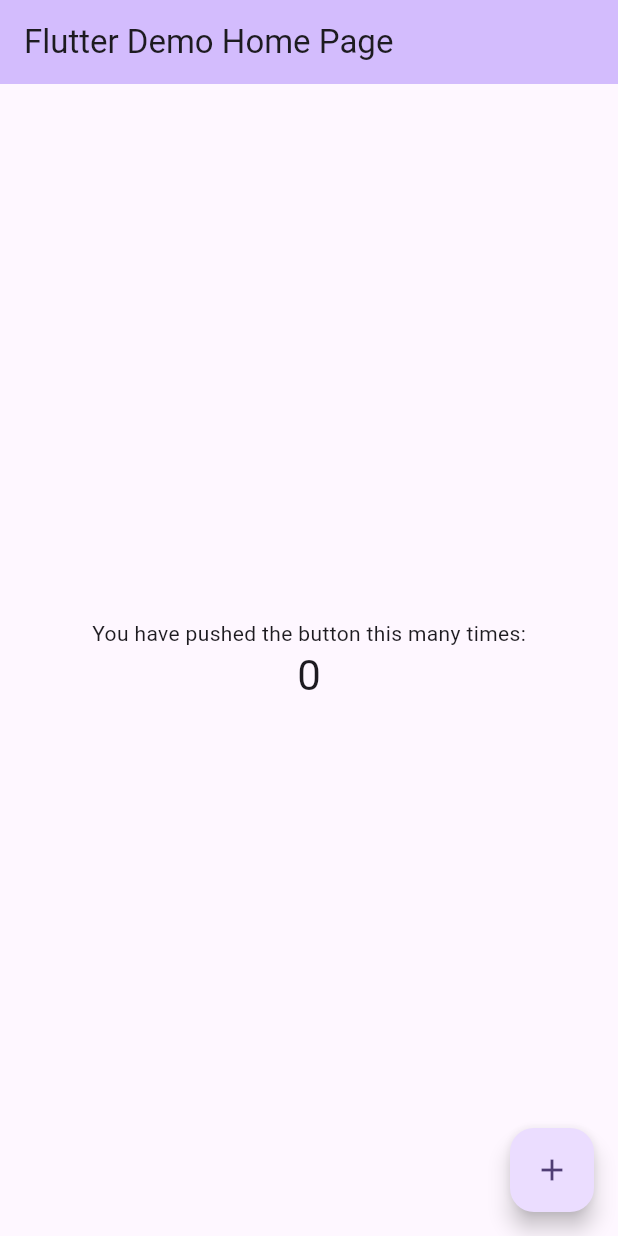
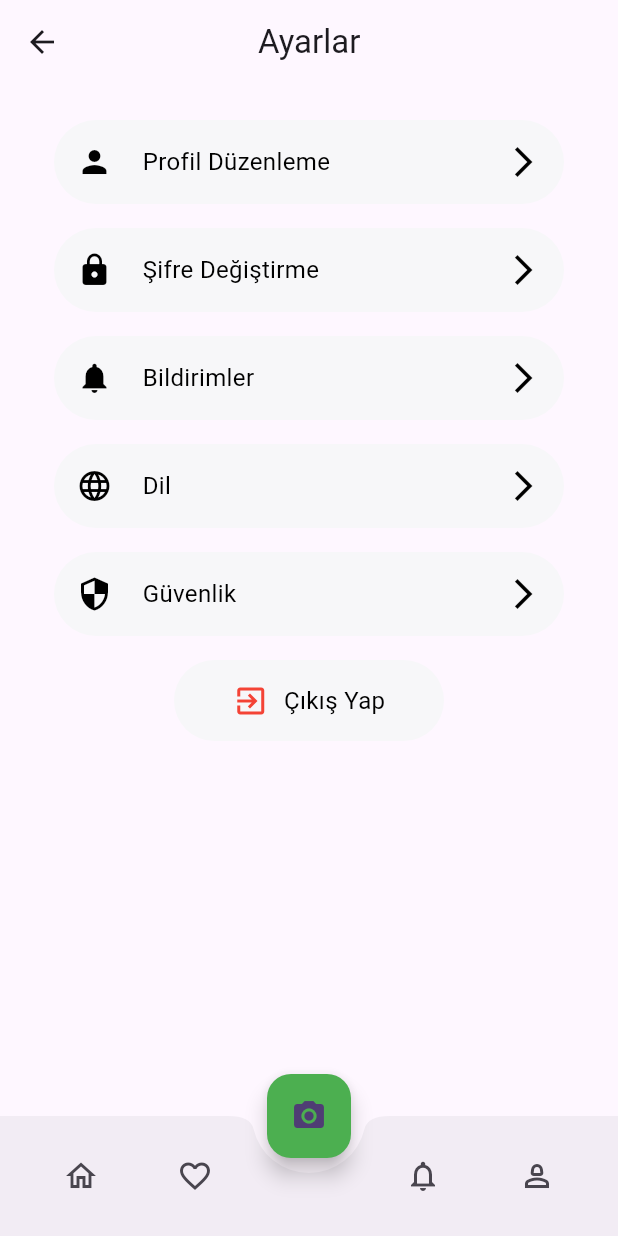
Before and after one commit to BootcampGroup14/bootcamp_group_14, a Flutter app: the screen it shows after launch, on a phone screen of 412 x 824 dp. Run offline on Flutter 3.47's test engine with Material 3 defaults, Android fonts, the light colour scheme and no system bars.

Commit message:
Settings Page hazırlanmıştır.

```diff
--- a/lib/main.dart
+++ b/lib/main.dart
@@ -1,3 +1,4 @@
+import 'package:bootcamp_group_14/settings_page.dart';
 import 'package:flutter/material.dart';
 
 void main() {
@@ -13,40 +14,16 @@
     return MaterialApp(
       title: 'Flutter Demo',
       theme: ThemeData(
-        // This is the theme of your application.
-        //
-        // TRY THIS: Try running your application with "flutter run". You'll see
-        // the application has a purple toolbar. Then, without quitting the app,
-        // try changing the seedColor in the colorScheme below to Colors.green
-        // and then invoke "hot reload" (save your changes or press the "hot
-        // reload" button in a Flutter-supported IDE, or press "r" if you used
-        // the command line to start the app).
-        //
-        // Notice that the counter didn't reset back to zero; the application
-        // state is not lost during the reload. To reset the state, use hot
-        // restart instead.
-        //
-        // This works for code too, not just values: Most code changes can be
-        // tested with just a hot reload.
         colorScheme: ColorScheme.fromSeed(seedColor: Colors.deepPurple),
         useMaterial3: true,
       ),
-      home: const MyHomePage(title: 'Flutter Demo Home Page'),
+      home: SettingsPage(),
     );
   }
 }
 
 class MyHomePage extends StatefulWidget {
   const MyHomePage({super.key, required this.title});
-
-  // This widget is the home page of your application. It is stateful, meaning
-  // that it has a State object (defined below) that contains fields that affect
-  // how it looks.
-
-  // This class is the configuration for the state. It holds the values (in this
-  // case the title) provided by the parent (in this case the App widget) and
-  // used by the build method of the State. Fields in a Widget subclass are
-  // always marked "final".
 
   final String title;
 
@@ -59,50 +36,19 @@
 
   void _incrementCounter() {
     setState(() {
-      // This call to setState tells the Flutter framework that something has
-      // changed in this State, which causes it to rerun the build method below
-      // so that the display can reflect the updated values. If we changed
-      // _counter without calling setState(), then the build method would not be
-      // called again, and so nothing would appear to happen.
       _counter++;
     });
   }
 
   @override
   Widget build(BuildContext context) {
-    // This method is rerun every time setState is called, for instance as done
-    // by the _incrementCounter method above.
-    //
-    // The Flutter framework has been optimized to make rerunning build methods
-    // fast, so that you can just rebuild anything that needs updating rather
-    // than having to individually change instances of widgets.
     return Scaffold(
       appBar: AppBar(
-        // TRY THIS: Try changing the color here to a specific color (to
-        // Colors.amber, perhaps?) and trigger a hot reload to see the AppBar
-        // change color while the other colors stay the same.
         backgroundColor: Theme.of(context).colorScheme.inversePrimary,
-        // Here we take the value from the MyHomePage object that was created by
-        // the App.build method, and use it to set our appbar title.
         title: Text(widget.title),
       ),
       body: Center(
-        // Center is a layout widget. It takes a single child and positions it
-        // in the middle of the parent.
         child: Column(
-          // Column is also a layout widget. It takes a list of children and
-          // arranges them vertically. By default, it sizes itself to fit its
-          // children horizontally, and tries to be as tall as its parent.
-          //
-          // Column has various properties to control how it sizes itself and
-          // how it positions its children. Here we use mainAxisAlignment to
-          // center the children vertically; the main axis here is the vertical
-          // axis because Columns are vertical (the cross axis would be
-          // horizontal).
-          //
-          // TRY THIS: Invoke "debug painting" (choose the "Toggle Debug Paint"
-          // action in the IDE, or press "p" in the console), to see the
-          // wireframe for each widget.
           mainAxisAlignment: MainAxisAlignment.center,
           children: <Widget>[
             const Text(
--- /dev/null
+++ b/lib/settings_page.dart
@@ -0,0 +1,166 @@
+import 'package:flutter/material.dart';
+
+class SettingsPage extends StatelessWidget {
+  @override
+  Widget build(BuildContext context) {
+    return Scaffold(
+      appBar: AppBar(
+        title: Padding(
+          padding: const EdgeInsets.symmetric(horizontal: 100),
+          child: Text('Ayarlar'),
+        ),
+        leading: IconButton(
+          icon: Icon(Icons.arrow_back),
+          onPressed: () {
+            Navigator.pop(context);
+          },
+        ),
+      ),
+      body: ListView(
+        padding: EdgeInsets.all(16),
+        children: [
+          SettingsItem(
+            icon: Icons.person,
+            title: 'Profil Düzenleme',
+            onTap: () {
+              // Profil Düzenleme sayfasına yönlendirme yapılacak.
+            },
+          ),
+          SettingsItem(
+            icon: Icons.lock,
+            title: 'Şifre Değiştirme',
+            onTap: () {
+              // Şifre Değiştirme sayfasına yönlendirme yapılacak.
+            },
+          ),
+          SettingsItem(
+            icon: Icons.notifications,
+            title: 'Bildirimler',
+            onTap: () {
+              // Bildirimler sayfasına yönlendirme yapılacak.
+            },
+          ),
+          SettingsItem(
+            icon: Icons.language,
+            title: 'Dil',
+            onTap: () {
+              // Dil ayarları sayfasına yönlendirme yapılacak.
+            },
+          ),
+          SettingsItem(
+            icon: Icons.security,
+            title: 'Güvenlik',
+            onTap: () {
+              // Güvenlik ayarları sayfasına yönlendirme yapılacak.
+            },
+          ),
+          Padding(
+            padding: const EdgeInsets.symmetric(vertical: 8.0,horizontal: 100),
+            child: InkWell(
+              onTap: () {
+                // Logout işlemleri yapılacak. Ardından Login Sayfasına yönlendirme yapılacak.
+              },
+              child: Container(
+                padding: EdgeInsets.symmetric(vertical: 15),
+                decoration: BoxDecoration(
+                  color: Color.fromARGB(255,247,247,249),
+                  borderRadius: BorderRadius.circular(30),
+                ),
+                child: Row(
+                  mainAxisAlignment: MainAxisAlignment.center,
+                  children: [
+                    Icon(Icons.exit_to_app, color: Colors.red),
+                    SizedBox(width: 10),
+                    Text(
+                      'Çıkış Yap',
+                      style: TextStyle(fontSize: 16, color: Colors.black),
+                    ),
+                  ],
+                ),
+              ),
+            ),
+          ),
+        ],
+      ),
+      floatingActionButton: FloatingActionButton(
+        onPressed: () {
+          // Kamera açma işlemleri yapılacak.
+        },
+        child: Icon(Icons.camera_alt),
+        backgroundColor: Colors.green,
+      ),
+      floatingActionButtonLocation: FloatingActionButtonLocation.centerDocked,
+      bottomNavigationBar: BottomAppBar(
+        shape: CircularNotchedRectangle(),
+        notchMargin: 10.0,
+        child: Row(
+          mainAxisAlignment: MainAxisAlignment.spaceAround,
+          children: [
+            IconButton(
+              icon: Icon(Icons.home_outlined),
+              onPressed: () {
+                // Ana Sayfaya yönlendirme işlemleri yapılacak.
+              },
+            ),
+            IconButton(
+              icon: Icon(Icons.favorite_border_outlined),
+              onPressed: () {
+                // Favoriler ekranına yönlendirme yapılacak.
+              },
+            ),
+            SizedBox(width: 48),
+            IconButton(
+              icon: Icon(Icons.notifications_none_outlined),
+              onPressed: () {
+                // Bildirimler ekranına yönlendirme yapılacak.
+              },
+            ),
+            IconButton(
+              icon: Icon(Icons.person_2_outlined),
+              onPressed: () {
+                // Profil ekranına yönlendirme yapılacak.
+              },
+            ),
+          ],
+        ),
+      ),
+    );
+  }
+}
+
+class SettingsItem extends StatelessWidget {
+  final IconData icon;
+  final String title;
+  final VoidCallback onTap;
+
+  SettingsItem({required this.icon, required this.title, required this.onTap});
+
+  @override
+  Widget build(BuildContext context) {
+    return Padding(
+      padding: const EdgeInsets.symmetric(vertical: 8.0,horizontal: 20),
+      child: InkWell(
+        onTap: onTap,
+        child: Container(
+          padding: EdgeInsets.symmetric(vertical: 16, horizontal: 15),
+          decoration: BoxDecoration(
+            color: Color.fromARGB(255,247,247,249),
+            borderRadius: BorderRadius.circular(30),
+          ),
+          child: Row(
+            children: [
+              Icon(icon, color: Colors.black),
+              SizedBox(width: 20),
+              Text(
+                title,
+                style: TextStyle(fontSize: 16, color: Colors.black),
+              ),
+              Spacer(),
+              Icon(Icons.arrow_forward_ios, color: Colors.black),
+            ],
+          ),
+        ),
+      ),
+    );
+  }
+}
```
